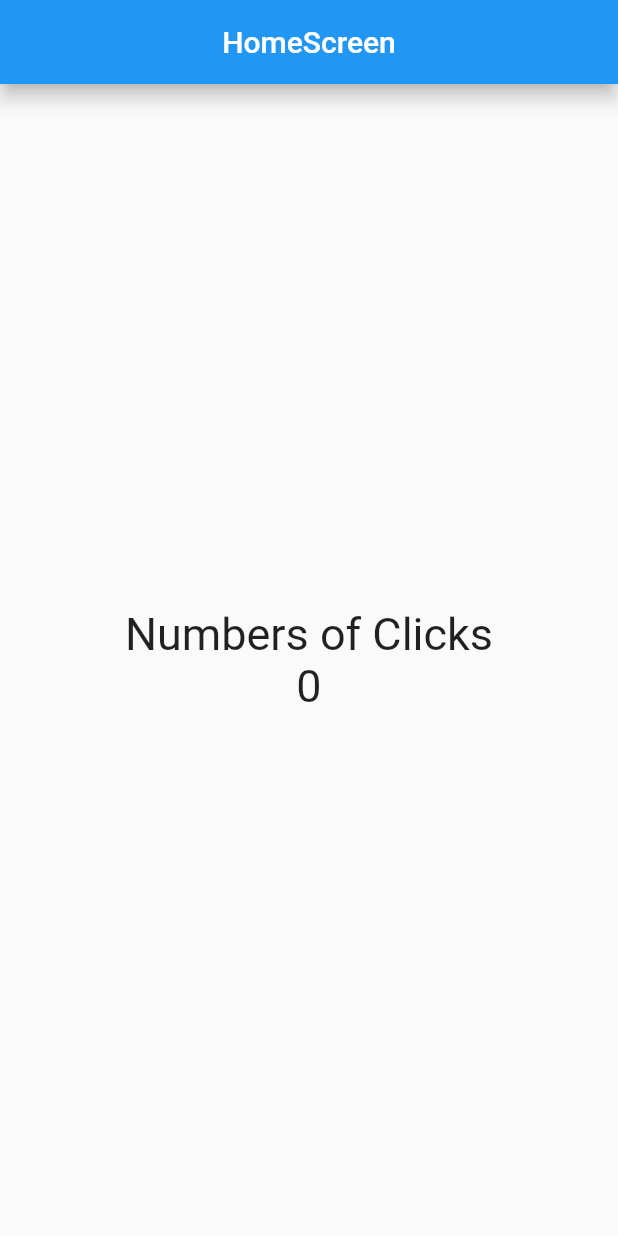
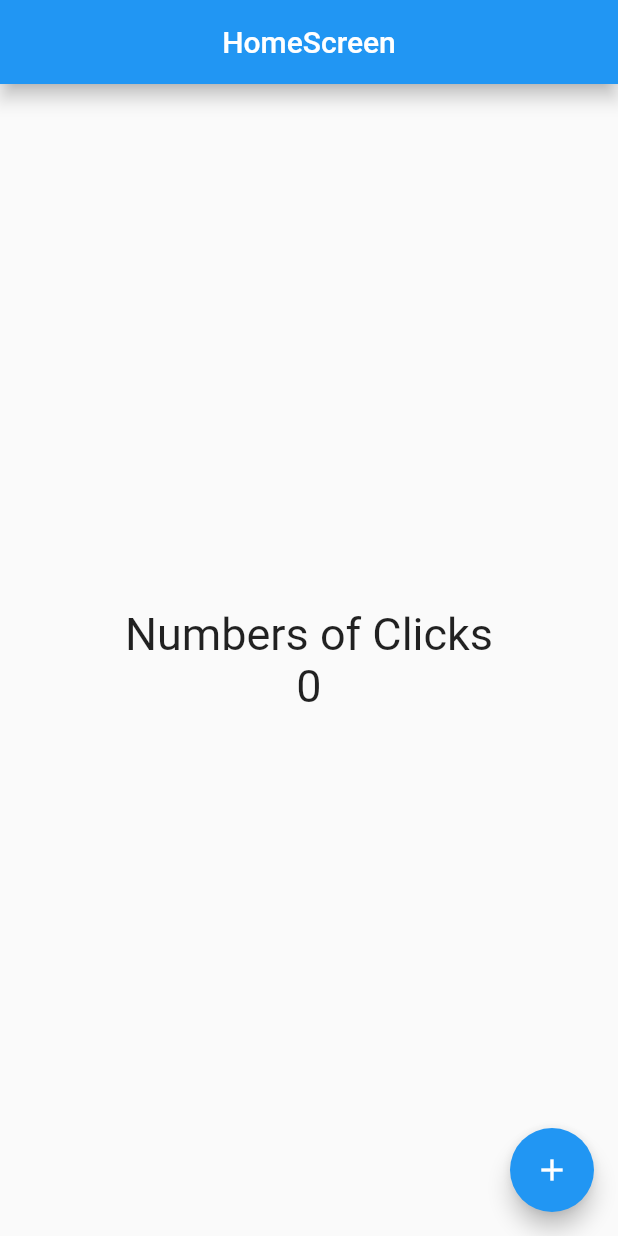
Before and after one commit to andrezffajardo/counter_application, a Flutter app: the screen it shows after launch, on a phone screen of 412 x 824 dp. Run offline on Flutter 3.47's test engine with Material 2 defaults, Android fonts, the phone set to English and light mode, and no system bars.

Commit message:
FloatingActionButton

```diff
--- a/lib/screens/home_screen.dart
+++ b/lib/screens/home_screen.dart
@@ -22,6 +22,12 @@ class HomeScreen extends StatelessWidget {
           ],
         ),
       ),
+      floatingActionButton: FloatingActionButton(
+        child: const Icon(
+          Icons.add,
+        ),
+        onPressed: () => print('a'),
+      ),
     );
   }
 }
```
